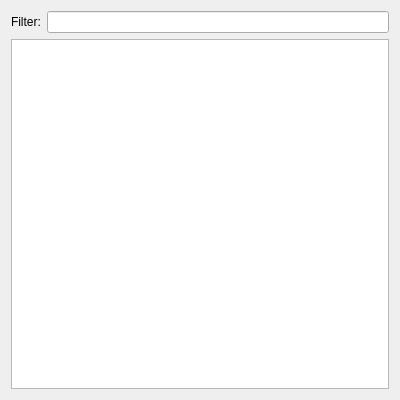
Above: ui/DactFilterWindow.ui from rug-compling/dact before the change. Below: the same form after it.
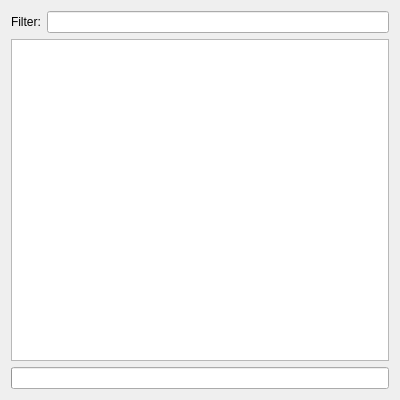
That is the form after the change.

Commit message: bracketed sencentes window (DactFilterWindow) now uses XPathMapper and has a progress bar

```diff
--- a/ui/DactFilterWindow.ui
+++ b/ui/DactFilterWindow.ui
@@ -34,6 +34,13 @@
    <item>
     <widget class="QListWidget" name="resultsListWidget"/>
    </item>
+   <item>
+    <widget class="QProgressBar" name="filterProgressBar">
+     <property name="visible">
+      <bool>false</bool>
+	 </property>
+    </widget>
+   </item>
   </layout>
  </widget>
  <layoutdefault spacing="6" margin="11"/>
```
The commit also changes 2 other files.
